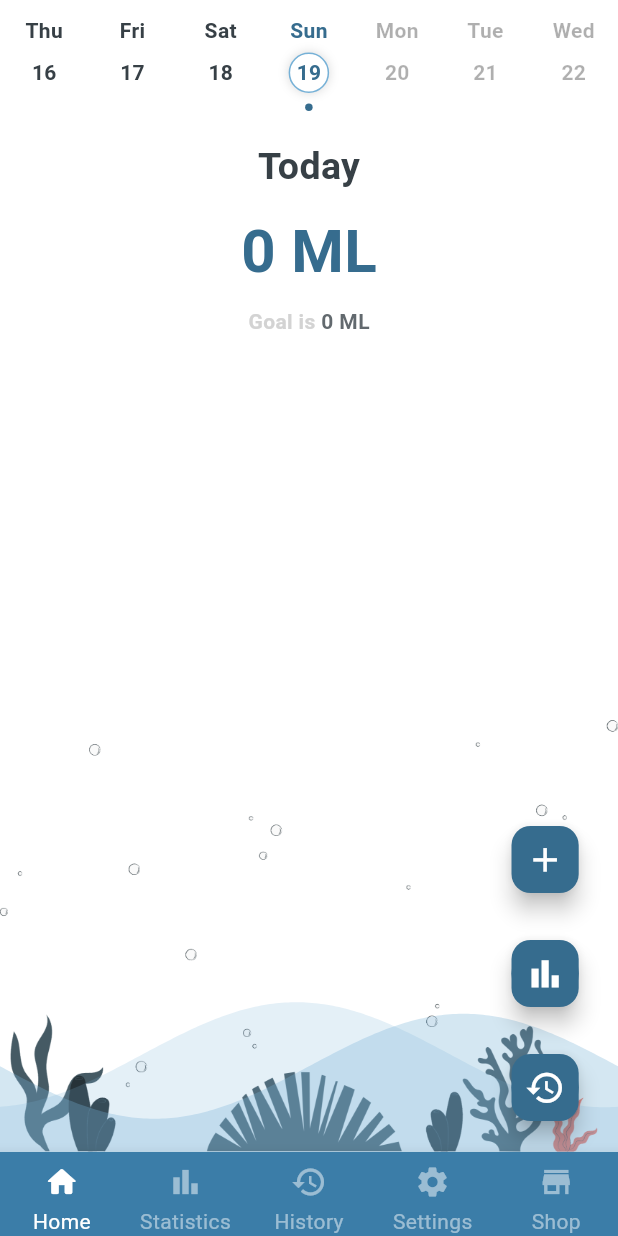
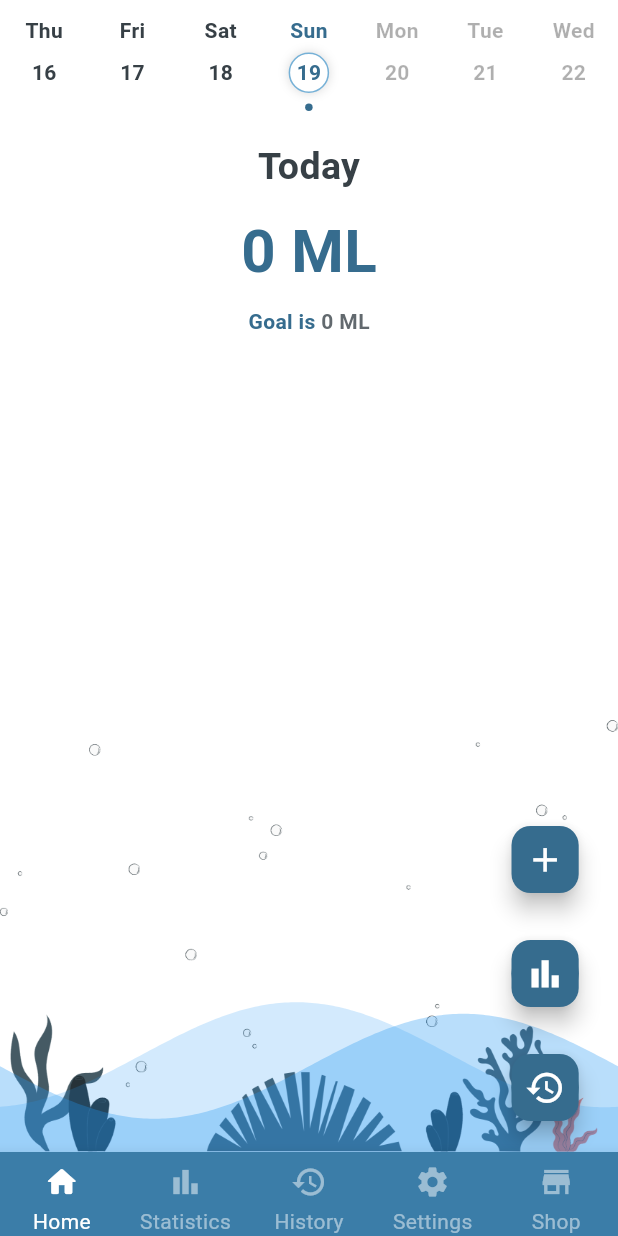
Before and after one commit to Mini-Mark/Drink-Tracker, a Flutter app: the BottomNavigator screen opened by its route, on a phone screen of 412 x 824 dp. Run offline on Flutter 3.47's test engine with Material 3 defaults, Android fonts, the phone set to English and light mode, and no system bars; drawn by our look-alikes of animated_bottom_navigation_bar, auto_size_text, wave; our stand-ins replace dotted_border, fl_chart, flutter_slidable, shared_preferences; accounts and stored records are empty.

Commit message:
feat(home): Implement dynamic wave color based on drink entries
- Add ColorMixer utility to blend drink colors proportionally
- Update home page to dynamically generate wave color from consumed drinks
- Modify AppState to provide method for retrieving drink entries for selected date
- Enhance UI with color representation of drink consumption
- Improve visual feedback by reflecting drink diversity in wave animation

```diff
--- a/lib/pages/home.dart
+++ b/lib/pages/home.dart
@@ -4,6 +4,7 @@ import 'package:drinktracker/pages/widgets/animated_wave.dart';
 import 'package:drinktracker/pages/widgets/aquarium_widget.dart';
 import 'package:drinktracker/services/popup_service.dart';
 import 'package:drinktracker/theme/font_size.dart';
+import 'package:drinktracker/utils/color_mixer.dart';
 import 'package:flutter/material.dart';
 import 'package:drinktracker/theme/color.dart';
 import 'package:provider/provider.dart';
@@ -40,6 +41,10 @@ class _HomeState extends State<Home> {
         final currentML = appState.getTotalConsumptionForSelectedDate();
         final dailyRequirement =
             appState.userProfile?.dailyWaterRequirement ?? 2000;
+
+        // Get drink entries for selected date and calculate mixed color
+        final drinkEntries = appState.getDrinkEntriesForSelectedDate();
+        final waveColor = ColorMixer.mixDrinkColors(drinkEntries);
 
         // Calculate image step based on consumption (with safety checks)
         final waterSteps = imageSrc().water_step;
@@ -79,6 +84,7 @@ class _HomeState extends State<Home> {
                       ? (currentML / dailyRequirement * 100).clamp(0.0, 100.0)
                       : 0.0,
                   callback: refreshHomePage,
+                  color: waveColor,
                 ),
               ),
               // Add aquarium widget
@@ -122,8 +128,9 @@ class _HomeState extends State<Home> {
                         const TextSpan(
                           text: "Goal is ",
                           style: TextStyle(
-                              fontWeight: FontWeight.bold,
-                              color: Color(0xCCC8C8C8)),
+                            fontWeight: FontWeight.bold,
+                            color: secondary,
+                          ),
                         ),
                         TextSpan(
                           text: "$dailyRequirement ML",
--- a/lib/providers/app_state.dart
+++ b/lib/providers/app_state.dart
@@ -195,6 +195,12 @@ class AppState extends ChangeNotifier {
     return _waterTrackingService.getTotalConsumptionForDate(date);
   }
 
+  /// Get drink entries for the selected date
+  List<DrinkEntry> getDrinkEntriesForSelectedDate() {
+    final dateStr = '${_selectedDate.year}-${_selectedDate.month.toString().padLeft(2, '0')}-${_selectedDate.day.toString().padLeft(2, '0')}';
+    return _drinkEntries.where((entry) => entry.date == dateStr).toList();
+  }
+
   /// Delete a drink entry by ID
   /// Updates state and refreshes achievements
   Future<void> deleteDrinkEntry(String entryId) async {
--- /dev/null
+++ b/lib/utils/color_mixer.dart
@@ -0,0 +1,62 @@
+import 'package:flutter/material.dart';
+import '../data_json/drinks_json.dart';
+import '../models/drink_entry.dart';
+
+/// Utility class for mixing colors based on drink consumption
+class ColorMixer {
+  /// Mix colors from multiple drinks based on their volumes
+  /// Returns a blended color representing all drinks consumed
+  static Color mixDrinkColors(List<DrinkEntry> entries) {
+    if (entries.isEmpty) {
+      // Default to blue water color if no drinks
+      return const Color(0xFF2196F3);
+    }
+
+    // Calculate total volume
+    int totalVolume = entries.fold(0, (sum, entry) => sum + entry.mlAmount);
+
+    if (totalVolume == 0) {
+      return const Color(0xFF2196F3);
+    }
+
+    // Accumulate weighted RGB values
+    double totalRed = 0;
+    double totalGreen = 0;
+    double totalBlue = 0;
+
+    for (var entry in entries) {
+      // Find the drink color from drinkLists
+      final drink = drinkLists.firstWhere(
+        (d) => d['id'] == entry.drinkId,
+        orElse: () => drinkLists[0], // Default to water
+      );
+
+      // Parse hex color
+      final colorHex = drink['color'] as String;
+      final color = _hexToColor(colorHex);
+
+      // Weight by volume proportion
+      final weight = entry.mlAmount / totalVolume;
+
+      totalRed += color.red * weight;
+      totalGreen += color.green * weight;
+      totalBlue += color.blue * weight;
+    }
+
+    // Create the mixed color
+    return Color.fromARGB(
+      255,
+      totalRed.round().clamp(0, 255),
+      totalGreen.round().clamp(0, 255),
+      totalBlue.round().clamp(0, 255),
+    );
+  }
+
+  /// Convert hex string to Color
+  static Color _hexToColor(String hexString) {
+    final buffer = StringBuffer();
+    if (hexString.length == 6 || hexString.length == 7) buffer.write('ff');
+    buffer.write(hexString.replaceFirst('#', ''));
+    return Color(int.parse(buffer.toString(), radix: 16));
+  }
+}
```
